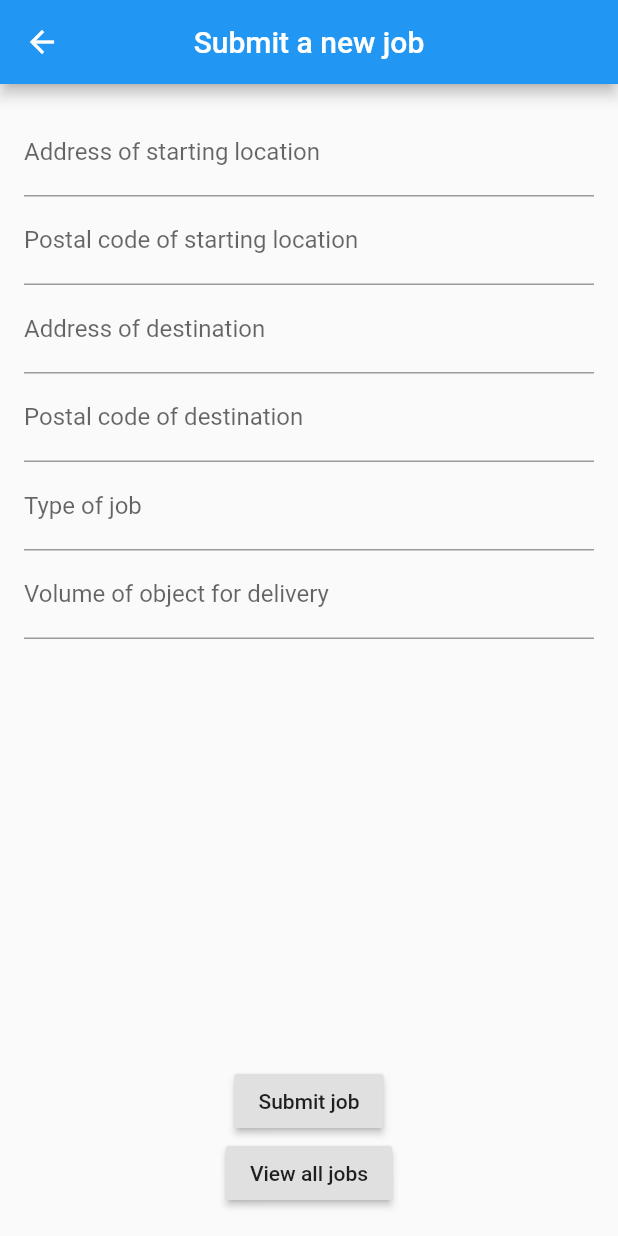
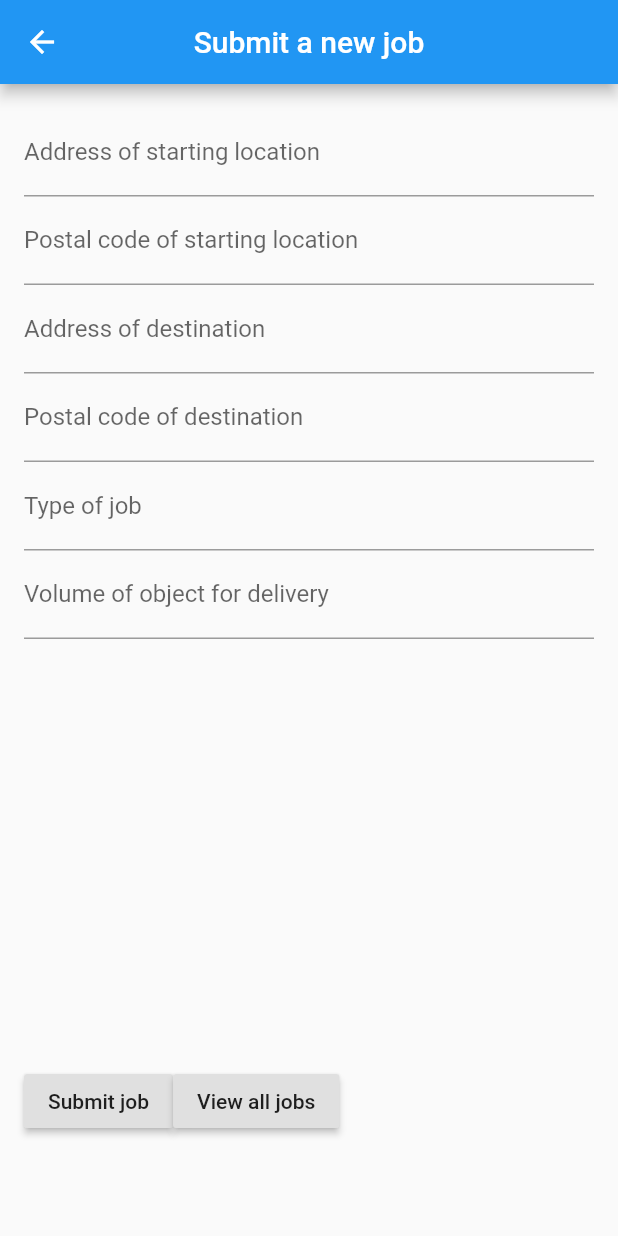
Before and after one commit to singapore19/team-2, a Flutter app: the AddJob screen opened directly, on a phone screen of 412 x 824 dp. Run offline on Flutter 3.47's test engine with Material 2 defaults, Android fonts, the phone set to English and light mode, and no system bars; missing offline and left inert: flutter_user_agent.

Commit message:
Jon commit

```diff
--- a/Frontend/UserApplication/mobile/lib/src/screens/add_job.dart
+++ b/Frontend/UserApplication/mobile/lib/src/screens/add_job.dart
@@ -171,7 +171,7 @@ class _AddJobState extends State<AddJob> {
 
   Widget _buildButtons(context) {
     return new Container(
-      child: new Column(
+      child: new Row(
         children: <Widget>[
           new RaisedButton(
             child: new Text('Submit job'),
```
